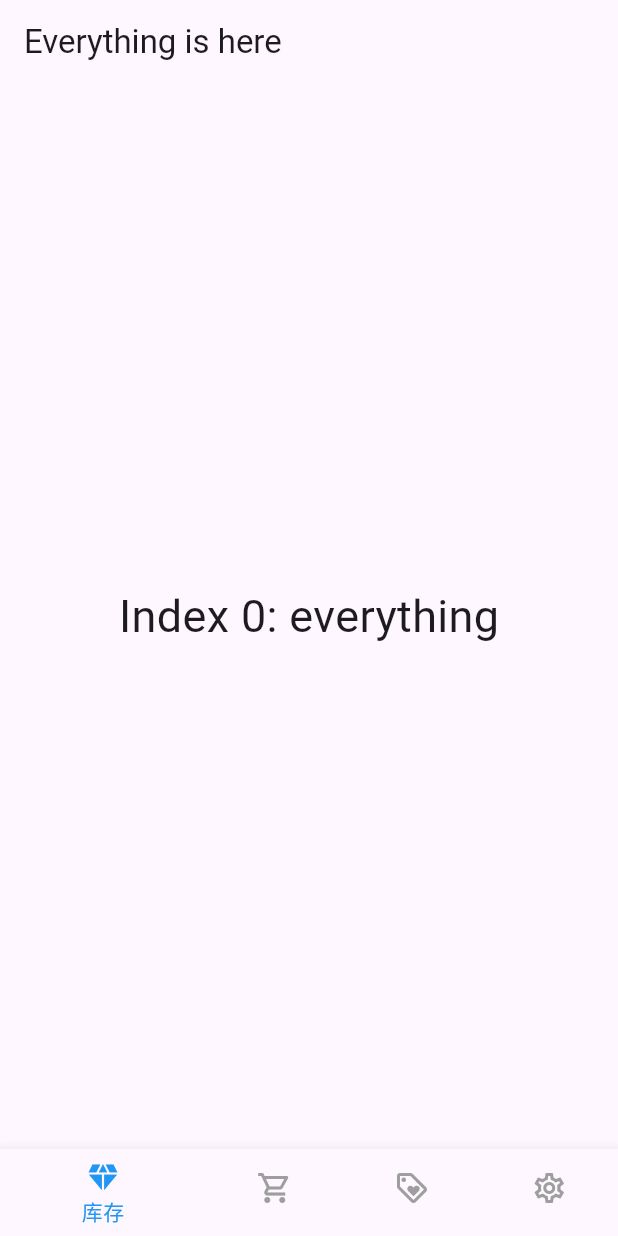
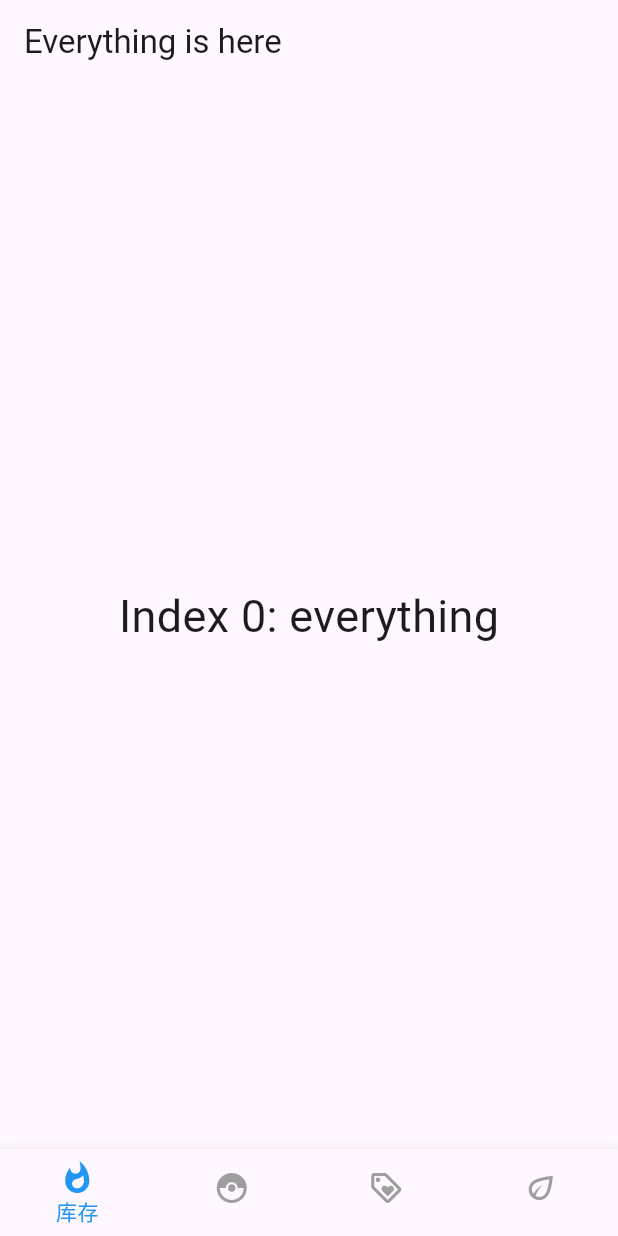
Before and after one commit to lonastation/corvus, a Flutter app: the screen it shows after launch, on a phone screen of 412 x 824 dp. Run offline on Flutter 3.47's test engine with Material 2 defaults, Android fonts, the phone set to English and light mode, and no system bars.

Commit message:
nav icon

```diff
--- a/lib/bottom_navigation_box.dart
+++ b/lib/bottom_navigation_box.dart
@@ -51,22 +51,22 @@ class _BottomNavigationBarBoxState extends State<BottomNavigationBox> {
         items: const <BottomNavigationBarItem>[
           BottomNavigationBarItem(
             icon: Icon(
-              Icons.diamond_outlined,
+              Icons.whatshot_outlined,
             ),
             activeIcon: Icon(
-              Icons.diamond,
+              Icons.whatshot,
             ),
             label: '库存',
             // backgroundColor: Colors.blue,
           ),
           BottomNavigationBarItem(
             icon: Icon(
-              Icons.local_grocery_store_outlined,
+              Icons.catching_pokemon_outlined,
             ),
             activeIcon: Icon(
-              Icons.local_grocery_store,
+              Icons.catching_pokemon,
             ),
-            label: '补货',
+            label: '上货',
             // backgroundColor: Colors.green,
           ),
           BottomNavigationBarItem(
@@ -81,10 +81,10 @@ class _BottomNavigationBarBoxState extends State<BottomNavigationBox> {
           ),
           BottomNavigationBarItem(
             icon: Icon(
-              Icons.settings_outlined,
+              Icons.eco_outlined,
             ),
             activeIcon: Icon(
-              Icons.settings
+              Icons.eco
             ),
             label: '设置',
             // backgroundColor: Colors.teal,
@@ -95,7 +95,9 @@ class _BottomNavigationBarBoxState extends State<BottomNavigationBox> {
         unselectedItemColor: Colors.grey,
         onTap: _onItemTapped,
         selectedLabelStyle: const TextStyle(fontSize: 14),
-        unselectedLabelStyle: const TextStyle(fontSize: 0),
+        showSelectedLabels: true,
+        showUnselectedLabels: false,
+        type: BottomNavigationBarType.fixed,
       ),
     );
   }
```
